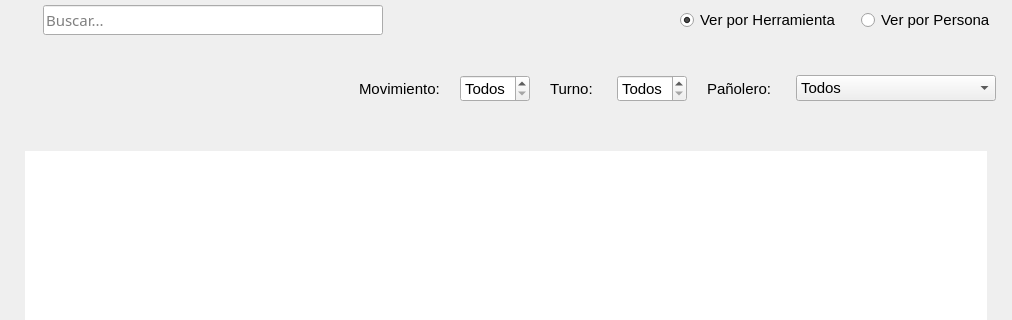
Above: blustock/ui/screens_uis/deudas.ui from MaxAPBusiness/Blustock before the change; both pictures show x 0 to 1012 and y 126 to 446 of the 1012 by 534 pixel window. Below: the same form after it.
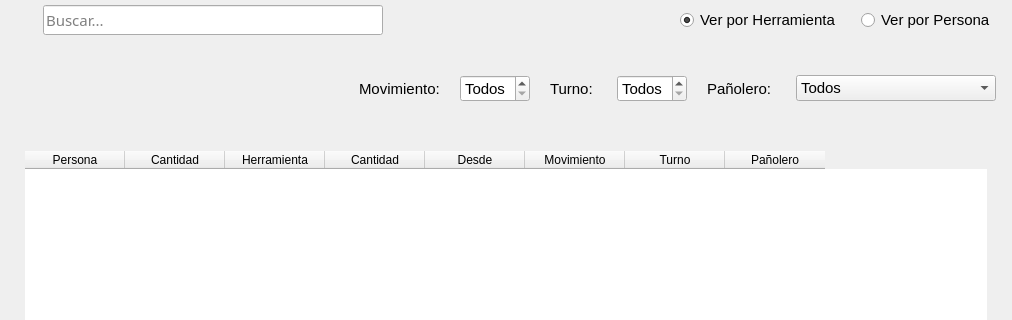
That is the form after the change. The open tabs and pages were chosen to show the change. Icons and pictures are not drawn.

Commit message: Arregle commits anteriores.

Diff of the .ui file:
```diff
--- a/blustock/ui/screens_uis/deudas.ui
+++ b/blustock/ui/screens_uis/deudas.ui
@@ -378,7 +378,7 @@
             <bool>false</bool>
            </property>
            <attribute name="horizontalHeaderVisible">
-            <bool>false</bool>
+            <bool>true</bool>
            </attribute>
            <attribute name="horizontalHeaderHighlightSections">
             <bool>true</bool>
```
Left out of the diff: 2 changed lines with no effect on the pictures. The commit also changes 1 other file.
